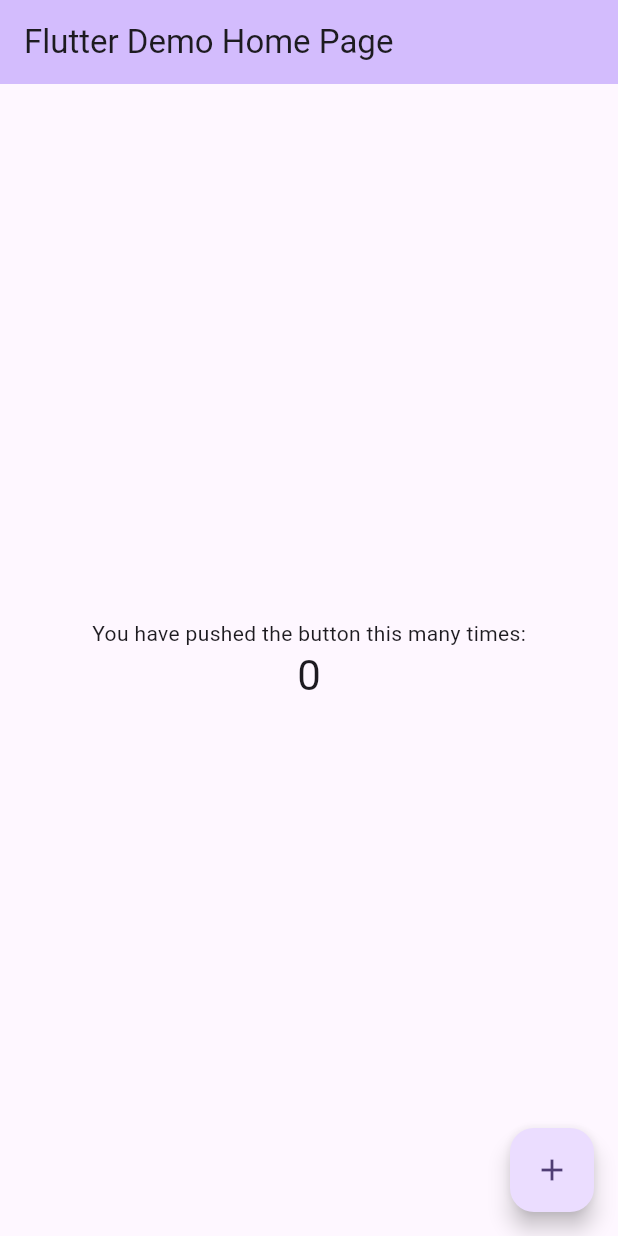
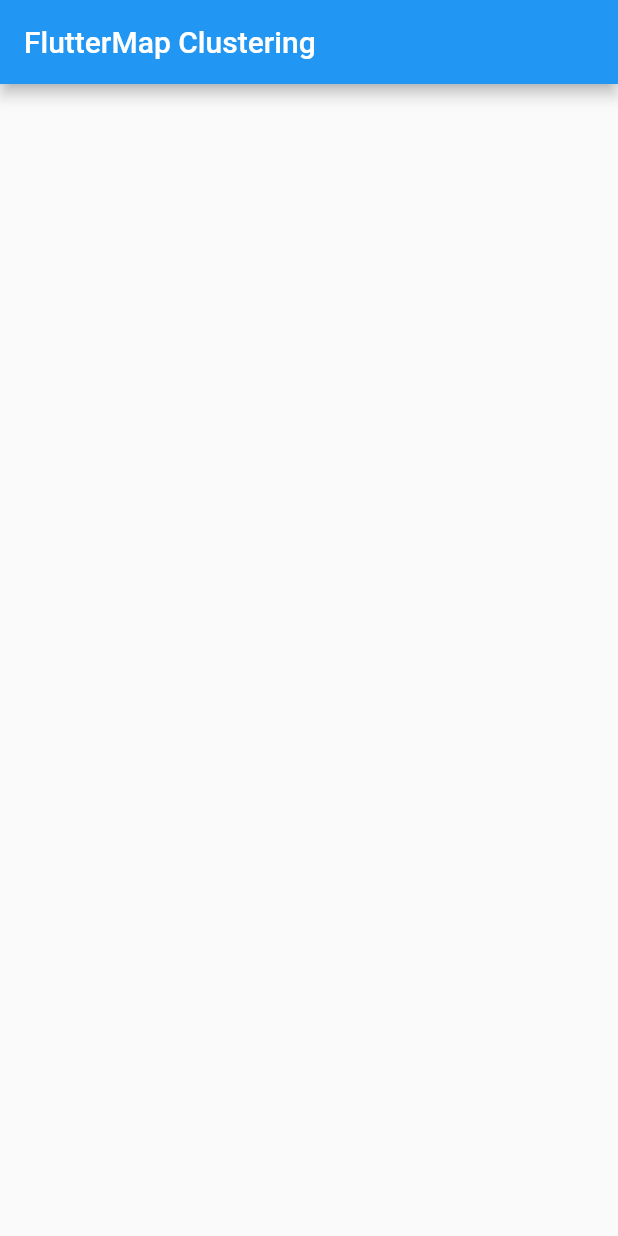
Before and after one commit to rorystephenson/flutter_map_clustering_tutorial, a Flutter app: the screen it shows after launch, on a phone screen of 412 x 824 dp. Run offline on Flutter 3.47's test engine with Material 2 defaults, Android fonts, the light colour scheme and no system bars.

Commit message:
Create barebones app

```diff
--- a/lib/main.dart
+++ b/lib/main.dart
@@ -7,119 +7,23 @@
 class MyApp extends StatelessWidget {
   const MyApp({super.key});
 
-  // This widget is the root of your application.
   @override
   Widget build(BuildContext context) {
-    return MaterialApp(
-      title: 'Flutter Demo',
-      theme: ThemeData(
-        // This is the theme of your application.
-        //
-        // TRY THIS: Try running your application with "flutter run". You'll see
-        // the application has a blue toolbar. Then, without quitting the app,
-        // try changing the seedColor in the colorScheme below to Colors.green
-        // and then invoke "hot reload" (save your changes or press the "hot
-        // reload" button in a Flutter-supported IDE, or press "r" if you used
-        // the command line to start the app).
-        //
-        // Notice that the counter didn't reset back to zero; the application
-        // state is not lost during the reload. To reset the state, use hot
-        // restart instead.
-        //
-        // This works for code too, not just values: Most code changes can be
-        // tested with just a hot reload.
-        colorScheme: ColorScheme.fromSeed(seedColor: Colors.deepPurple),
-        useMaterial3: true,
-      ),
-      home: const MyHomePage(title: 'Flutter Demo Home Page'),
+    return const MaterialApp(
+      title: 'FlutterMap Clustering',
+      home: FlutterMapPage(),
     );
   }
 }
 
-class MyHomePage extends StatefulWidget {
-  const MyHomePage({super.key, required this.title});
-
-  // This widget is the home page of your application. It is stateful, meaning
-  // that it has a State object (defined below) that contains fields that affect
-  // how it looks.
-
-  // This class is the configuration for the state. It holds the values (in this
-  // case the title) provided by the parent (in this case the App widget) and
-  // used by the build method of the State. Fields in a Widget subclass are
-  // always marked "final".
-
-  final String title;
-
-  @override
-  State<MyHomePage> createState() => _MyHomePageState();
-}
-
-class _MyHomePageState extends State<MyHomePage> {
-  int _counter = 0;
-
-  void _incrementCounter() {
-    setState(() {
-      // This call to setState tells the Flutter framework that something has
-      // changed in this State, which causes it to rerun the build method below
-      // so that the display can reflect the updated values. If we changed
-      // _counter without calling setState(), then the build method would not be
-      // called again, and so nothing would appear to happen.
-      _counter++;
-    });
-  }
+class FlutterMapPage extends StatelessWidget {
+  const FlutterMapPage({super.key});
 
   @override
   Widget build(BuildContext context) {
-    // This method is rerun every time setState is called, for instance as done
-    // by the _incrementCounter method above.
-    //
-    // The Flutter framework has been optimized to make rerunning build methods
-    // fast, so that you can just rebuild anything that needs updating rather
-    // than having to individually change instances of widgets.
     return Scaffold(
-      appBar: AppBar(
-        // TRY THIS: Try changing the color here to a specific color (to
-        // Colors.amber, perhaps?) and trigger a hot reload to see the AppBar
-        // change color while the other colors stay the same.
-        backgroundColor: Theme.of(context).colorScheme.inversePrimary,
-        // Here we take the value from the MyHomePage object that was created by
-        // the App.build method, and use it to set our appbar title.
-        title: Text(widget.title),
-      ),
-      body: Center(
-        // Center is a layout widget. It takes a single child and positions it
-        // in the middle of the parent.
-        child: Column(
-          // Column is also a layout widget. It takes a list of children and
-          // arranges them vertically. By default, it sizes itself to fit its
-          // children horizontally, and tries to be as tall as its parent.
-          //
-          // Column has various properties to control how it sizes itself and
-          // how it positions its children. Here we use mainAxisAlignment to
-          // center the children vertically; the main axis here is the vertical
-          // axis because Columns are vertical (the cross axis would be
-          // horizontal).
-          //
-          // TRY THIS: Invoke "debug painting" (choose the "Toggle Debug Paint"
-          // action in the IDE, or press "p" in the console), to see the
-          // wireframe for each widget.
-          mainAxisAlignment: MainAxisAlignment.center,
-          children: <Widget>[
-            const Text(
-              'You have pushed the button this many times:',
-            ),
-            Text(
-              '$_counter',
-              style: Theme.of(context).textTheme.headlineMedium,
-            ),
-          ],
-        ),
-      ),
-      floatingActionButton: FloatingActionButton(
-        onPressed: _incrementCounter,
-        tooltip: 'Increment',
-        child: const Icon(Icons.add),
-      ), // This trailing comma makes auto-formatting nicer for build methods.
+      appBar: AppBar(title: const Text('FlutterMap Clustering')),
+      body: const SizedBox.shrink(),
     );
   }
 }
```
